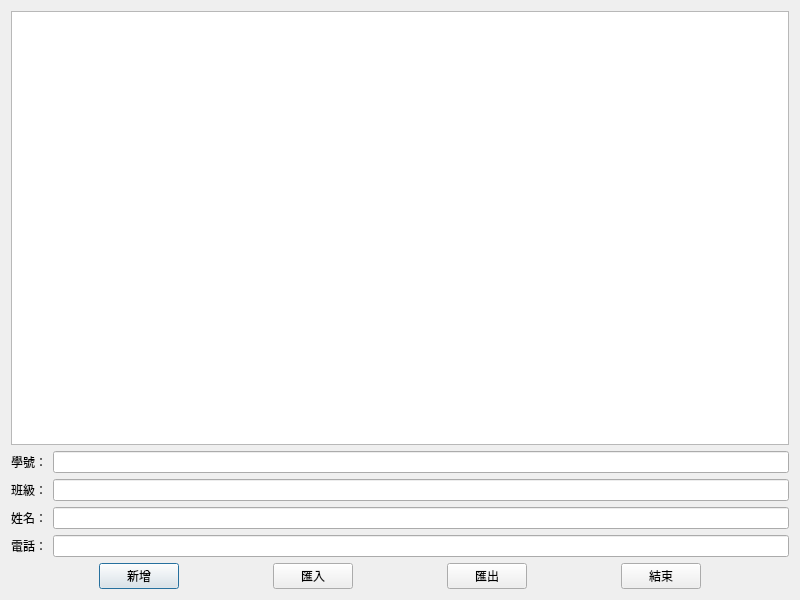
Above: contactbook.ui from hi-ma-san/ContactBook before the change. Below: the same form after it.
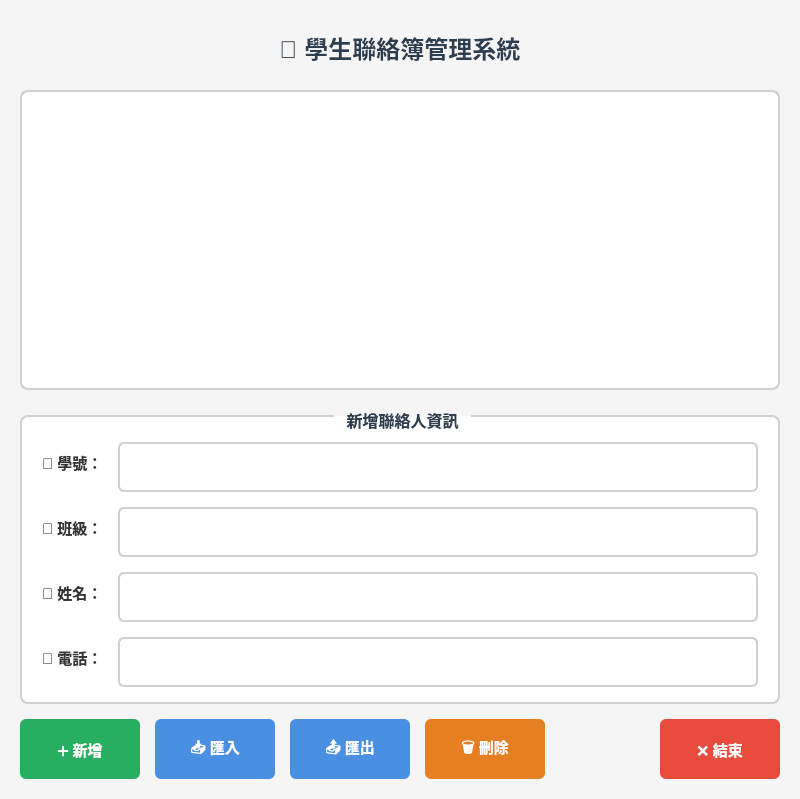
That is the form after the change.

Commit message: Implement import functionality and beautify UI with improved UX

```diff
--- a/contactbook.ui
+++ b/contactbook.ui
@@ -11,120 +11,286 @@
    </rect>
   </property>
   <property name="windowTitle">
-   <string>ContactBook</string>
+   <string>聯絡簿管理系統</string>
+  </property>
+  <property name="styleSheet">
+   <string notr="true">QDialog {
+    background-color: #f5f5f5;
+}
+
+QTableWidget {
+    border: 2px solid #d0d0d0;
+    border-radius: 8px;
+    background-color: white;
+    gridline-color: #e0e0e0;
+    font-size: 12pt;
+}
+
+QTableWidget::item {
+    padding: 8px;
+}
+
+QTableWidget::item:selected {
+    background-color: #4a90e2;
+    color: white;
+}
+
+QHeaderView::section {
+    background-color: #4a90e2;
+    color: white;
+    padding: 8px;
+    border: 1px solid #3a7bc8;
+    font-weight: bold;
+    font-size: 12pt;
+}
+
+QLineEdit {
+    border: 2px solid #d0d0d0;
+    border-radius: 6px;
+    padding: 8px;
+    background-color: white;
+    font-size: 11pt;
+    min-height: 30px;
+}
+
+QLineEdit:focus {
+    border: 2px solid #4a90e2;
+}
+
+QLabel {
+    font-size: 11pt;
+    font-weight: bold;
+    color: #333333;
+}
+
+QPushButton {
+    background-color: #4a90e2;
+    color: white;
+    border: none;
+    border-radius: 6px;
+    padding: 10px 20px;
+    font-size: 11pt;
+    font-weight: bold;
+    min-width: 80px;
+    min-height: 40px;
+}
+
+QPushButton:hover {
+    background-color: #357abd;
+}
+
+QPushButton:pressed {
+    background-color: #2a5f96;
+}
+
+QPushButton#exitButton {
+    background-color: #e74c3c;
+}
+
+QPushButton#exitButton:hover {
+    background-color: #c0392b;
+}
+
+QPushButton#exitButton:pressed {
+    background-color: #a93226;
+}
+
+QPushButton#insertButton {
+    background-color: #27ae60;
+}
+
+QPushButton#insertButton:hover {
+    background-color: #229954;
+}
+
+QPushButton#insertButton:pressed {
+    background-color: #1e8449;
+}</string>
   </property>
   <layout class="QVBoxLayout" name="verticalLayout">
+   <property name="spacing">
+    <number>15</number>
+   </property>
+   <property name="leftMargin">
+    <number>20</number>
+   </property>
+   <property name="topMargin">
+    <number>20</number>
+   </property>
+   <property name="rightMargin">
+    <number>20</number>
+   </property>
+   <property name="bottomMargin">
+    <number>20</number>
+   </property>
    <item>
-    <widget class="QTableWidget" name="tableW"/>
+    <widget class="QLabel" name="titleLabel">
+     <property name="text">
+      <string>📇 學生聯絡簿管理系統</string>
+     </property>
+     <property name="alignment">
+      <set>Qt::AlignmentFlag::AlignCenter</set>
+     </property>
+     <property name="styleSheet">
+      <string notr="true">font-size: 18pt; font-weight: bold; color: #2c3e50; padding: 10px;</string>
+     </property>
+    </widget>
    </item>
    <item>
-    <layout class="QFormLayout" name="formLayout">
-     <item row="1" column="0">
-      <widget class="QLabel" name="label_2">
-       <property name="text">
-        <string>班級：</string>
-       </property>
-      </widget>
-     </item>
-     <item row="2" column="0">
-      <widget class="QLabel" name="label_3">
-       <property name="text">
-        <string>姓名：</string>
-       </property>
-      </widget>
-     </item>
-     <item row="1" column="1">
-      <widget class="QLineEdit" name="lineEdit_2"/>
-     </item>
-     <item row="2" column="1">
-      <widget class="QLineEdit" name="lineEdit_3"/>
-     </item>
-     <item row="3" column="1">
-      <widget class="QLineEdit" name="lineEdit_4"/>
-     </item>
-     <item row="3" column="0">
-      <widget class="QLabel" name="label_4">
-       <property name="text">
-        <string>電話：</string>
-       </property>
-      </widget>
-     </item>
-     <item row="0" column="0">
-      <widget class="QLabel" name="label">
-       <property name="text">
-        <string>學號：</string>
-       </property>
-      </widget>
-     </item>
-     <item row="0" column="1">
-      <widget class="QLineEdit" name="lineEdit"/>
-     </item>
-    </layout>
+    <widget class="QTableWidget" name="tableW">
+     <property name="minimumSize">
+      <size>
+       <width>0</width>
+       <height>300</height>
+      </size>
+     </property>
+     <property name="alternatingRowColors">
+      <bool>true</bool>
+     </property>
+    </widget>
+   </item>
+   <item>
+    <widget class="QGroupBox" name="groupBox">
+     <property name="title">
+      <string>新增聯絡人資訊</string>
+     </property>
+     <property name="styleSheet">
+      <string notr="true">QGroupBox {
+    font-size: 12pt;
+    font-weight: bold;
+    border: 2px solid #d0d0d0;
+    border-radius: 8px;
+    margin-top: 10px;
+    padding-top: 10px;
+    background-color: white;
+}
+
+QGroupBox::title {
+    subcontrol-origin: margin;
+    subcontrol-position: top center;
+    padding: 5px 10px;
+    color: #2c3e50;
+}</string>
+     </property>
+     <layout class="QFormLayout" name="formLayout">
+      <property name="horizontalSpacing">
+       <number>15</number>
+      </property>
+      <property name="verticalSpacing">
+       <number>15</number>
+      </property>
+      <property name="leftMargin">
+       <number>20</number>
+      </property>
+      <property name="topMargin">
+       <number>15</number>
+      </property>
+      <property name="rightMargin">
+       <number>20</number>
+      </property>
+      <property name="bottomMargin">
+       <number>15</number>
+      </property>
+      <item row="0" column="0">
+       <widget class="QLabel" name="label">
+        <property name="text">
+         <string>📝 學號：</string>
+        </property>
+       </widget>
+      </item>
+      <item row="0" column="1">
+       <widget class="QLineEdit" name="lineEdit"/>
+      </item>
+      <item row="1" column="0">
+       <widget class="QLabel" name="label_2">
+        <property name="text">
+         <string>🏫 班級：</string>
+        </property>
+       </widget>
+      </item>
+      <item row="1" column="1">
+       <widget class="QLineEdit" name="lineEdit_2"/>
+      </item>
+      <item row="2" column="0">
+       <widget class="QLabel" name="label_3">
+        <property name="text">
+         <string>👤 姓名：</string>
+        </property>
+       </widget>
+      </item>
+      <item row="2" column="1">
+       <widget class="QLineEdit" name="lineEdit_3"/>
+      </item>
+      <item row="3" column="0">
+       <widget class="QLabel" name="label_4">
+        <property name="text">
+         <string>📞 電話：</string>
+        </property>
+       </widget>
+      </item>
+      <item row="3" column="1">
+       <widget class="QLineEdit" name="lineEdit_4"/>
+      </item>
+     </layout>
+    </widget>
    </item>
    <item>
     <layout class="QHBoxLayout" name="horizontalLayout_2">
-     <item>
-      <spacer name="horizontalSpacer">
-       <property name="orientation">
-        <enum>Qt::Orientation::Horizontal</enum>
-       </property>
-       <property name="sizeHint" stdset="0">
-        <size>
-         <width>40</width>
-         <height>20</height>
-        </size>
-       </property>
-      </spacer>
-     </item>
+     <property name="spacing">
+      <number>15</number>
+     </property>
      <item>
       <widget class="QPushButton" name="insertButton">
        <property name="text">
-        <string>新增</string>
+        <string>➕ 新增</string>
+       </property>
+       <property name="cursor">
+        <cursorShape>PointingHandCursor</cursorShape>
        </property>
       </widget>
      </item>
-     <item>
-      <spacer name="horizontalSpacer_2">
-       <property name="orientation">
-        <enum>Qt::Orientation::Horizontal</enum>
-       </property>
-       <property name="sizeHint" stdset="0">
-        <size>
-         <width>40</width>
-         <height>20</height>
-        </size>
-       </property>
-      </spacer>
-     </item>
      <item>
       <widget class="QPushButton" name="pushButton">
        <property name="text">
-        <string>匯入</string>
+        <string>📥 匯入</string>
+       </property>
+       <property name="cursor">
+        <cursorShape>PointingHandCursor</cursorShape>
        </property>
       </widget>
      </item>
-     <item>
-      <spacer name="horizontalSpacer_4">
-       <property name="orientation">
-        <enum>Qt::Orientation::Horizontal</enum>
-       </property>
-       <property name="sizeHint" stdset="0">
-        <size>
-         <width>40</width>
-         <height>20</height>
-        </size>
-       </property>
-      </spacer>
-     </item>
      <item>
       <widget class="QPushButton" name="exportButton">
        <property name="text">
-        <string>匯出</string>
+        <string>📤 匯出</string>
        </property>
       </widget>
      </item>
      <item>
-      <spacer name="horizontalSpacer_5">
+      <widget class="QPushButton" name="deleteButton">
+       <property name="text">
+        <string>🗑️ 刪除</string>
+       </property>
+       <property name="cursor">
+        <cursorShape>PointingHandCursor</cursorShape>
+       </property>
+       <property name="styleSheet">
+        <string notr="true">QPushButton#deleteButton {
+    background-color: #e67e22;
+}
+
+QPushButton#deleteButton:hover {
+    background-color: #d35400;
+}
+
+QPushButton#deleteButton:pressed {
+    background-color: #ba4a00;
+}</string>
+       </property>
+      </widget>
+     </item>
+     <item>
+      <spacer name="horizontalSpacer">
        <property name="orientation">
         <enum>Qt::Orientation::Horizontal</enum>
        </property>
@@ -139,23 +305,13 @@
      <item>
       <widget class="QPushButton" name="exitButton">
        <property name="text">
-        <string>結束</string>
+        <string>❌ 結束</string>
+       </property>
+       <property name="cursor">
+        <cursorShape>PointingHandCursor</cursorShape>
        </property>
       </widget>
      </item>
-     <item>
-      <spacer name="horizontalSpacer_3">
-       <property name="orientation">
-        <enum>Qt::Orientation::Horizontal</enum>
-       </property>
-       <property name="sizeHint" stdset="0">
-        <size>
-         <width>40</width>
-         <height>20</height>
-        </size>
-       </property>
-      </spacer>
-     </item>
     </layout>
    </item>
   </layout>
```
Left out of the diff: 3 changed lines with no effect on the pictures. The commit also changes 2 other files.
